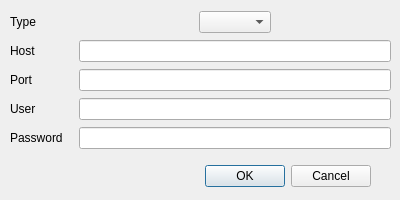
Old version of the form src/proxydialog.ui in the repository tomahawk-player/tomahawk.
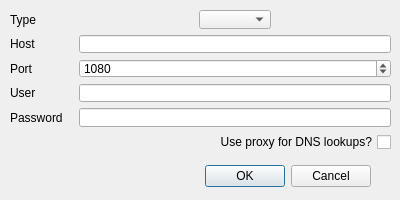
New version of the form.

Commit message: Re-add proxy dialog, and add option for using proxy for DNS lookups (or not)

```diff
--- a/src/proxydialog.ui
+++ b/src/proxydialog.ui
@@ -100,7 +100,17 @@
      </widget>
     </item>
     <item row="2" column="1">
-     <widget class="QLineEdit" name="portLineEdit"/>
+     <widget class="QSpinBox" name="portSpinBox">
+      <property name="minimum">
+       <number>1</number>
+      </property>
+      <property name="maximum">
+       <number>65535</number>
+      </property>
+      <property name="value">
+       <number>1080</number>
+      </property>
+     </widget>
     </item>
     <item row="3" column="1">
      <widget class="QLineEdit" name="userLineEdit"/>
@@ -133,6 +143,23 @@
       </property>
      </widget>
     </item>
+    <item row="5" column="0">
+        <widget class="QLabel" name="dnsLabel">
+            <property name="text">
+                <string></string>
+            </property>
+        </widget>
+    </item>
+    <item row="5" column="1">
+     <widget class="QCheckBox" name="checkBoxUseProxyForDns">
+      <property name="layoutDirection">
+       <enum>Qt::RightToLeft</enum>
+      </property>
+      <property name="text">
+       <string>Use proxy for DNS lookups?</string>
+      </property>
+     </widget>
+    </item>    
    </layout>
   </widget>
  </widget>
```
Left out of the diff: 2 changed lines with no effect on the pictures. The commit also changes 1 other file.
